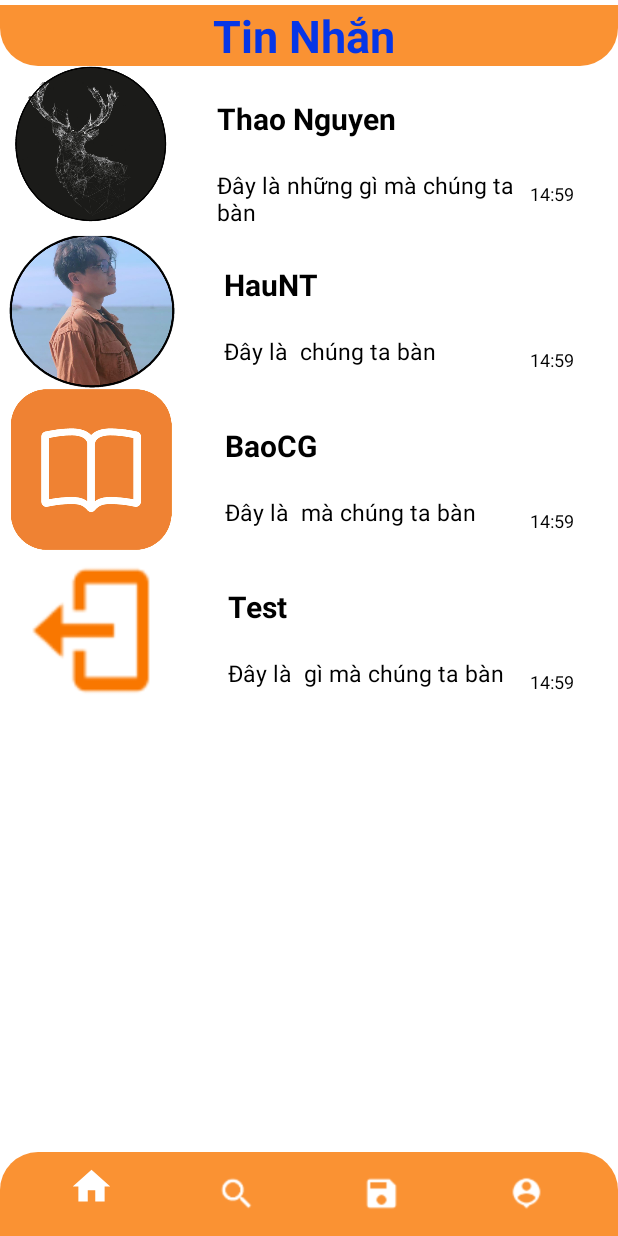
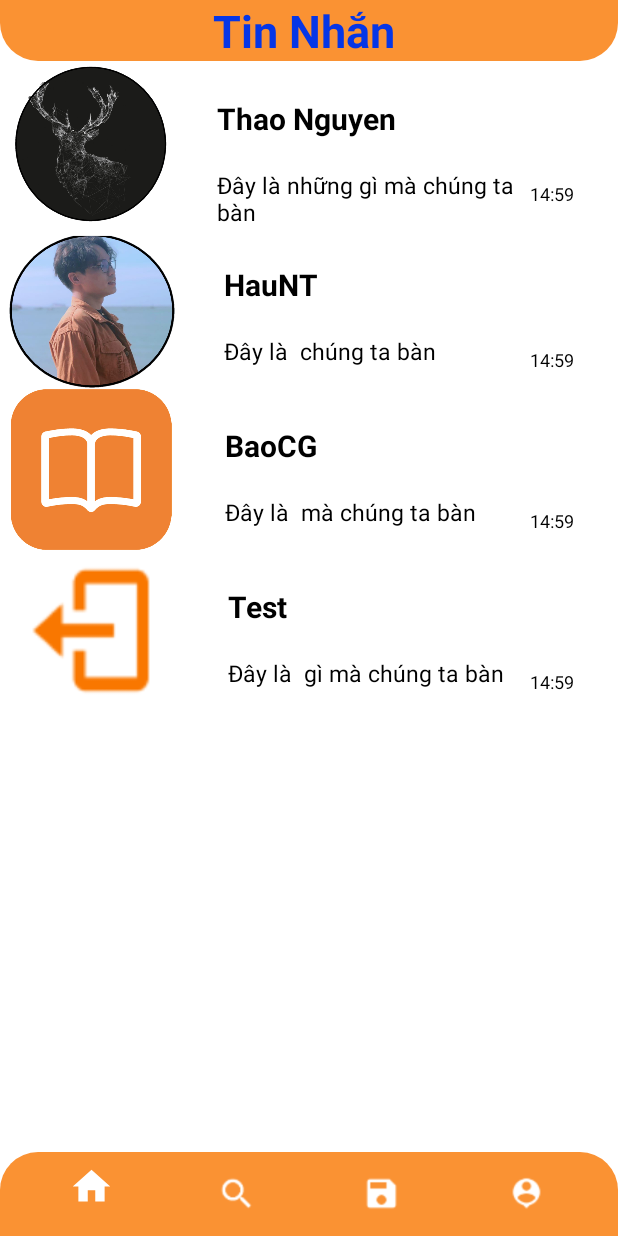
Before and after one commit to tuandm00/PJ_HCI_V3, an Android app: the Freelancer_P9_Chat screen opened directly, with no data from a screen before it, on a phone screen of 412 x 824 dp. Run offline under Robolectric (Android 15) with nearby library versions, the phone set to English and light mode, and no system bars.

Commit message:
Remove margin Top

```diff
--- a/app/src/main/res/layout/activity_freelancer_p9_chat.xml
+++ b/app/src/main/res/layout/activity_freelancer_p9_chat.xml
@@ -18,7 +18,6 @@
         android:layout_alignParentStart="true"
         android:layout_alignParentTop="true"
         android:layout_centerVertical="true"
-        android:layout_marginTop="3dp"
         android:background="@drawable/top_nav"
         android:text="Tin Nhắn "
         android:textAlignment="center"
```
